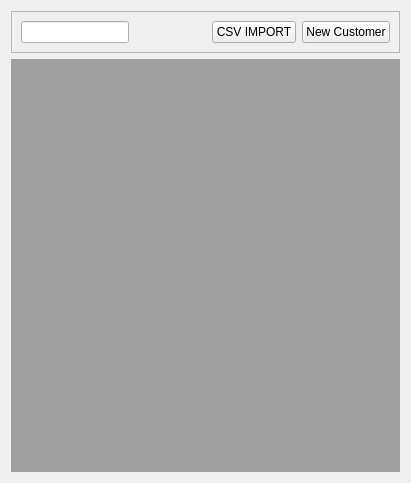
First picture: the form in Qt Invoicing App/OSI-Invoicing/contacts_customer.ui, repository RyanPowellBeard/Portfolio, before the edit.
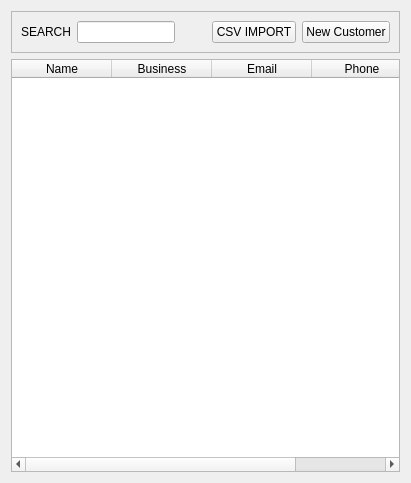
Second picture: the form after the edit.

Diff of the .ui file:
```diff
--- a/Qt Invoicing App/OSI-Invoicing/contacts_customer.ui
+++ b/Qt Invoicing App/OSI-Invoicing/contacts_customer.ui
@@ -29,6 +29,13 @@
       <enum>QFrame::Shadow::Raised</enum>
      </property>
      <layout class="QHBoxLayout" name="horizontalLayout">
+      <item>
+       <widget class="QLabel" name="label">
+        <property name="text">
+         <string>SEARCH</string>
+        </property>
+       </widget>
+      </item>
       <item>
        <widget class="QLineEdit" name="CustomerSearch_Field">
         <property name="sizePolicy">
@@ -88,7 +95,34 @@
     </widget>
    </item>
    <item>
-    <widget class="QMdiArea" name="mdiArea"/>
+    <widget class="QTableWidget" name="clientsTableWidget">
+     <property name="maximumSize">
+      <size>
+       <width>16777215</width>
+       <height>16777215</height>
+      </size>
+     </property>
+     <column>
+      <property name="text">
+       <string>Name</string>
+      </property>
+     </column>
+     <column>
+      <property name="text">
+       <string>Business</string>
+      </property>
+     </column>
+     <column>
+      <property name="text">
+       <string>Email</string>
+      </property>
+     </column>
+     <column>
+      <property name="text">
+       <string>Phone</string>
+      </property>
+     </column>
+    </widget>
    </item>
   </layout>
  </widget>
```
